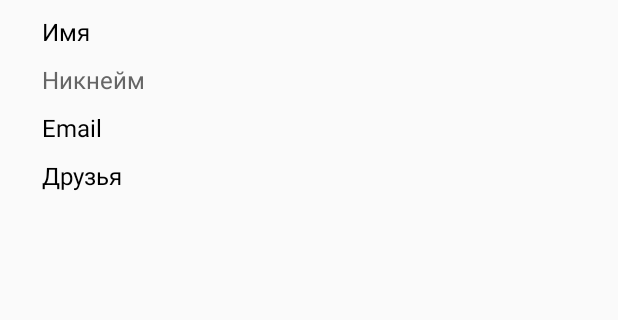
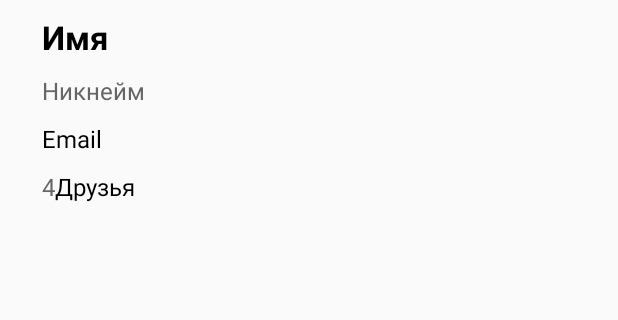
Before and after one commit to Chellll/TwentyOne, an Android app: the ProfileActivity screen opened directly, with no data from a screen before it, on a phone screen of 412 x 824 dp, the part 373-693 px from its top. Run offline under Robolectric (Android 15) with nearby library versions, the phone set to English and light mode, and no system bars.

Commit message:
add styles_in_profile

```diff
--- a/app/src/main/java/com/example/twentyone/NewsActivity.java
+++ b/app/src/main/java/com/example/twentyone/NewsActivity.java
@@ -51,7 +51,7 @@ public class NewsActivity extends AppCompatActivity
         fab.setOnClickListener(new View.OnClickListener() {
             @Override
             public void onClick(View view) {
-                Snackbar.make(view, "Replace with your own action", Snackbar.LENGTH_LONG)
+                Snackbar.make(view, "Hello? it's me", Snackbar.LENGTH_LONG)
                         .setAction("Action", null).show();
             }
         });
--- a/app/src/main/res/layout/activity_profile.xml
+++ b/app/src/main/res/layout/activity_profile.xml
@@ -30,7 +30,7 @@
     <TextView
         android:id="@+id/user_name_text_view"
         android:text="@string/profile_name"
-        style="@style/TextView.Primary"
+        style="@style/TextView.Primary.Header"
         android:layout_marginTop="@dimen/text_small_margin"
         app:layout_constraintTop_toBottomOf="@id/user_image_view"
         app:layout_constraintLeft_toRightOf="@id/guidelinePhotoVert" />
@@ -52,11 +52,19 @@
         app:layout_constraintTop_toBottomOf="@id/user_nick_text_view"/>
 
     <TextView
+        android:id="@+id/following_count_text_view"
+        style="@style/TextView.Secondary"
+        android:text="4"
+        android:layout_marginTop="@dimen/text_small_margin"
+        app:layout_constraintLeft_toRightOf="@id/guidelinePhotoVert"
+        app:layout_constraintTop_toBottomOf="@id/user_email_text_view"/>
+
+    <TextView
         android:id="@+id/following_text_view"
         android:text="@string/profile_friend"
         style="@style/TextView.Primary"
         android:layout_marginTop="@dimen/text_small_margin"
-        app:layout_constraintLeft_toRightOf="@id/guidelinePhotoVert"
+        app:layout_constraintLeft_toRightOf="@id/following_count_text_view"
         app:layout_constraintTop_toBottomOf="@id/user_email_text_view"/>
 
 </androidx.constraintlayout.widget.ConstraintLayout>
--- a/app/src/main/res/values/styles.xml
+++ b/app/src/main/res/values/styles.xml
@@ -39,8 +39,17 @@
         <item name="android:textAppearance">@style/Text.Secondary</item>
     </style>
 
+    <style name="TextView.Primary.Header">
+        <item name="android:textAppearance">@style/Text.Primary.Header</item>
+    </style>
+
+    <style name="TextView.Primary.Bold">
+        <item name="android:textAppearance">@style/Text.Primary.Bold</item>
+    </style>
+
     <style name="Text">
         <item name="android:textSize">16sp</item>
+        <item name="android:fontFamily">sans-serif</item>
     </style>
 
     <style name="Text.Primary">
@@ -50,4 +59,13 @@
     <style name="Text.Secondary">
         <item name="android:textColor">@color/gray_dove_light</item>
     </style>
+
+    <style name="Text.Primary.Header">
+        <item name="android:textSize">22sp</item>
+        <item name="android:textStyle">bold</item>
+    </style>
+
+    <style name="Text.Primary.Bold">
+        <item name="android:textStyle">bold</item>
+    </style>
 </resources>
```
